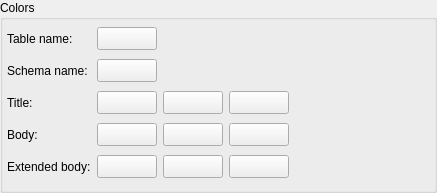
The window that libpgmodeler_ui/ui/tagwidget.ui (pgmodeler/pgmodeler) describes before a commit, drawn with Qt 5.
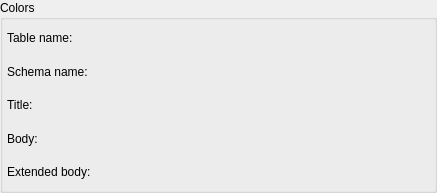
The same window after the commit.

Commit message:
A significant code optimization was made on TagWidget by changing the tool buttons that was handling color configuration by color pickers.
Added a color picker on RelationshipWidget to configure custom line
color.

```diff
--- a/libpgmodeler_ui/ui/tagwidget.ui
+++ b/libpgmodeler_ui/ui/tagwidget.ui
@@ -44,89 +44,6 @@
       <property name="bottomMargin">
        <number>4</number>
       </property>
-      <item row="2" column="1">
-       <layout class="QHBoxLayout" name="horizontalLayout">
-        <item>
-         <widget class="QToolButton" name="title_fcolor1_tb">
-          <property name="minimumSize">
-           <size>
-            <width>60</width>
-            <height>0</height>
-           </size>
-          </property>
-          <property name="maximumSize">
-           <size>
-            <width>60</width>
-            <height>16777215</height>
-           </size>
-          </property>
-          <property name="toolTip">
-           <string>Fill color 1</string>
-          </property>
-          <property name="text">
-           <string/>
-          </property>
-         </widget>
-        </item>
-        <item>
-         <widget class="QToolButton" name="title_fcolor2_tb">
-          <property name="minimumSize">
-           <size>
-            <width>60</width>
-            <height>0</height>
-           </size>
-          </property>
-          <property name="maximumSize">
-           <size>
-            <width>60</width>
-            <height>16777215</height>
-           </size>
-          </property>
-          <property name="toolTip">
-           <string>Fill color 2</string>
-          </property>
-          <property name="text">
-           <string/>
-          </property>
-         </widget>
-        </item>
-        <item>
-         <widget class="QToolButton" name="title_bcolor_tb">
-          <property name="minimumSize">
-           <size>
-            <width>60</width>
-            <height>0</height>
-           </size>
-          </property>
-          <property name="maximumSize">
-           <size>
-            <width>60</width>
-            <height>16777215</height>
-           </size>
-          </property>
-          <property name="toolTip">
-           <string>Border color</string>
-          </property>
-          <property name="text">
-           <string/>
-          </property>
-         </widget>
-        </item>
-        <item>
-         <spacer name="horizontalSpacer_3">
-          <property name="orientation">
-           <enum>Qt::Horizontal</enum>
-          </property>
-          <property name="sizeHint" stdset="0">
-           <size>
-            <width>40</width>
-            <height>20</height>
-           </size>
-          </property>
-         </spacer>
-        </item>
-       </layout>
-      </item>
       <item row="4" column="0">
        <widget class="QLabel" name="extbody_lbl">
         <property name="text">
@@ -134,89 +51,6 @@
         </property>
        </widget>
       </item>
-      <item row="4" column="1">
-       <layout class="QHBoxLayout" name="horizontalLayout_3">
-        <item>
-         <widget class="QToolButton" name="extbody_fcolor1_tb">
-          <property name="minimumSize">
-           <size>
-            <width>60</width>
-            <height>0</height>
-           </size>
-          </property>
-          <property name="maximumSize">
-           <size>
-            <width>60</width>
-            <height>16777215</height>
-           </size>
-          </property>
-          <property name="toolTip">
-           <string>Fill color 1</string>
-          </property>
-          <property name="text">
-           <string/>
-          </property>
-         </widget>
-        </item>
-        <item>
-         <widget class="QToolButton" name="extbody_fcolor2_tb">
-          <property name="minimumSize">
-           <size>
-            <width>60</width>
-            <height>0</height>
-           </size>
-          </property>
-          <property name="maximumSize">
-           <size>
-            <width>60</width>
-            <height>16777215</height>
-           </size>
-          </property>
-          <property name="toolTip">
-           <string>Fill color 2</string>
-          </property>
-          <property name="text">
-           <string/>
-          </property>
-         </widget>
-        </item>
-        <item>
-         <widget class="QToolButton" name="extbody_bcolor_tb">
-          <property name="minimumSize">
-           <size>
-            <width>60</width>
-            <height>0</height>
-           </size>
-          </property>
-          <property name="maximumSize">
-           <size>
-            <width>60</width>
-            <height>16777215</height>
-           </size>
-          </property>
-          <property name="toolTip">
-           <string>Border color</string>
-          </property>
-          <property name="text">
-           <string/>
-          </property>
-         </widget>
-        </item>
-        <item>
-         <spacer name="horizontalSpacer_5">
-          <property name="orientation">
-           <enum>Qt::Horizontal</enum>
-          </property>
-          <property name="sizeHint" stdset="0">
-           <size>
-            <width>40</width>
-            <height>20</height>
-           </size>
-          </property>
-         </spacer>
-        </item>
-       </layout>
-      </item>
       <item row="3" column="0">
        <widget class="QLabel" name="body_lbl">
         <property name="text">
@@ -238,45 +72,6 @@
         </property>
        </widget>
       </item>
-      <item row="0" column="1">
-       <layout class="QHBoxLayout" name="horizontalLayout_5">
-        <item>
-         <widget class="QToolButton" name="tab_name_color_tb">
-          <property name="minimumSize">
-           <size>
-            <width>60</width>
-            <height>0</height>
-           </size>
-          </property>
-          <property name="maximumSize">
-           <size>
-            <width>60</width>
-            <height>16777215</height>
-           </size>
-          </property>
-          <property name="toolTip">
-           <string>Font color</string>
-          </property>
-          <property name="text">
-           <string/>
-          </property>
-         </widget>
-        </item>
-        <item>
-         <spacer name="horizontalSpacer">
-          <property name="orientation">
-           <enum>Qt::Horizontal</enum>
-          </property>
-          <property name="sizeHint" stdset="0">
-           <size>
-            <width>118</width>
-            <height>20</height>
-           </size>
-          </property>
-         </spacer>
-        </item>
-       </layout>
-      </item>
       <item row="0" column="0">
        <widget class="QLabel" name="tab_name_lbl">
         <property name="text">
@@ -284,128 +79,6 @@
         </property>
        </widget>
       </item>
-      <item row="1" column="1">
-       <layout class="QHBoxLayout" name="horizontalLayout_4">
-        <item>
-         <widget class="QToolButton" name="sch_name_color_tb">
-          <property name="minimumSize">
-           <size>
-            <width>60</width>
-            <height>0</height>
-           </size>
-          </property>
-          <property name="maximumSize">
-           <size>
-            <width>60</width>
-            <height>16777215</height>
-           </size>
-          </property>
-          <property name="toolTip">
-           <string>Font color</string>
-          </property>
-          <property name="text">
-           <string/>
-          </property>
-         </widget>
-        </item>
-        <item>
-         <spacer name="horizontalSpacer_2">
-          <property name="orientation">
-           <enum>Qt::Horizontal</enum>
-          </property>
-          <property name="sizeHint" stdset="0">
-           <size>
-            <width>118</width>
-            <height>20</height>
-           </size>
-          </property>
-         </spacer>
-        </item>
-       </layout>
-      </item>
-      <item row="3" column="1">
-       <layout class="QHBoxLayout" name="horizontalLayout_2">
-        <item>
-         <widget class="QToolButton" name="body_fcolor1_tb">
-          <property name="minimumSize">
-           <size>
-            <width>60</width>
-            <height>0</height>
-           </size>
-          </property>
-          <property name="maximumSize">
-           <size>
-            <width>60</width>
-            <height>16777215</height>
-           </size>
-          </property>
-          <property name="toolTip">
-           <string>Fill color 1</string>
-          </property>
-          <property name="text">
-           <string/>
-          </property>
-         </widget>
-        </item>
-        <item>
-         <widget class="QToolButton" name="body_fcolor2_tb">
-          <property name="minimumSize">
-           <size>
-            <width>60</width>
-            <height>0</height>
-           </size>
-          </property>
-          <property name="maximumSize">
-           <size>
-            <width>60</width>
-            <height>16777215</height>
-           </size>
-          </property>
-          <property name="toolTip">
-           <string>Fill color 2</string>
-          </property>
-          <property name="text">
-           <string/>
-          </property>
-         </widget>
-        </item>
-        <item>
-         <widget class="QToolButton" name="body_bcolor_tb">
-          <property name="minimumSize">
-           <size>
-            <width>60</width>
-            <height>0</height>
-           </size>
-          </property>
-          <property name="maximumSize">
-           <size>
-            <width>60</width>
-            <height>16777215</height>
-           </size>
-          </property>
-          <property name="toolTip">
-           <string>Border color</string>
-          </property>
-          <property name="text">
-           <string/>
-          </property>
-         </widget>
-        </item>
-        <item>
-         <spacer name="horizontalSpacer_4">
-          <property name="orientation">
-           <enum>Qt::Horizontal</enum>
-          </property>
-          <property name="sizeHint" stdset="0">
-           <size>
-            <width>40</width>
-            <height>20</height>
-           </size>
-          </property>
-         </spacer>
-        </item>
-       </layout>
-      </item>
      </layout>
     </widget>
    </item>
```
Left out of the diff: 15 changed lines with no effect on the pictures. The commit also changes 12 other files.
